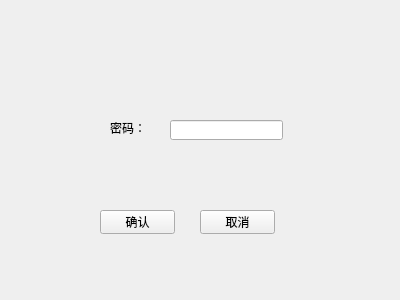
Qt form frm_user_delete.ui (zhongjf25/Airline-Reservation-System) before a commit.
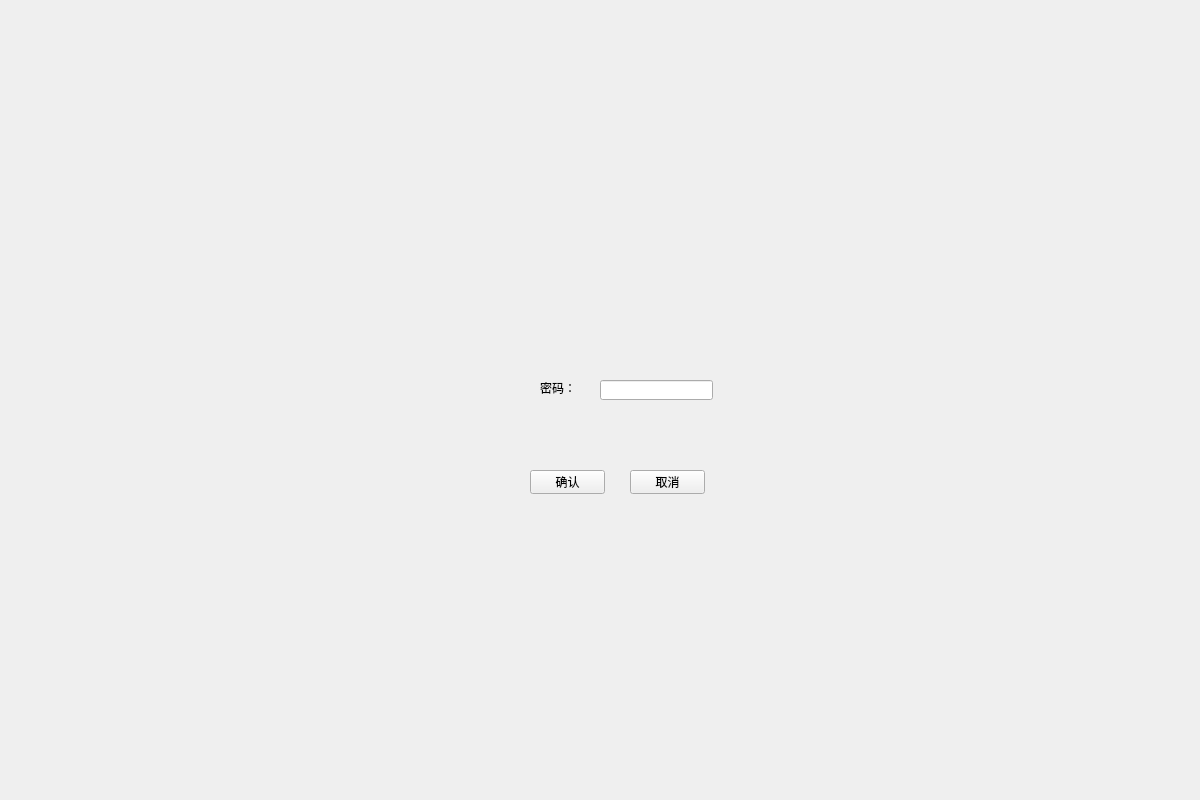
The same form after that commit.

```diff
--- a/frm_user_delete.ui
+++ b/frm_user_delete.ui
@@ -6,18 +6,30 @@
    <rect>
     <x>0</x>
     <y>0</y>
-    <width>400</width>
-    <height>300</height>
+    <width>1200</width>
+    <height>800</height>
    </rect>
   </property>
+  <property name="minimumSize">
+   <size>
+    <width>1200</width>
+    <height>800</height>
+   </size>
+  </property>
+  <property name="maximumSize">
+   <size>
+    <width>1200</width>
+    <height>800</height>
+   </size>
+  </property>
   <property name="windowTitle">
    <string>Form</string>
   </property>
   <widget class="QLabel" name="lbl_pwd">
    <property name="geometry">
     <rect>
-     <x>110</x>
-     <y>120</y>
+     <x>540</x>
+     <y>380</y>
      <width>54</width>
      <height>16</height>
     </rect>
@@ -29,8 +41,8 @@
   <widget class="QLineEdit" name="txt_pwd">
    <property name="geometry">
     <rect>
-     <x>170</x>
-     <y>120</y>
+     <x>600</x>
+     <y>380</y>
      <width>113</width>
      <height>20</height>
     </rect>
@@ -42,8 +54,8 @@
   <widget class="QPushButton" name="btn_del">
    <property name="geometry">
     <rect>
-     <x>100</x>
-     <y>210</y>
+     <x>530</x>
+     <y>470</y>
      <width>75</width>
      <height>24</height>
     </rect>
@@ -55,8 +67,8 @@
   <widget class="QPushButton" name="btn_cancel">
    <property name="geometry">
     <rect>
-     <x>200</x>
-     <y>210</y>
+     <x>630</x>
+     <y>470</y>
      <width>75</width>
      <height>24</height>
     </rect>
```
